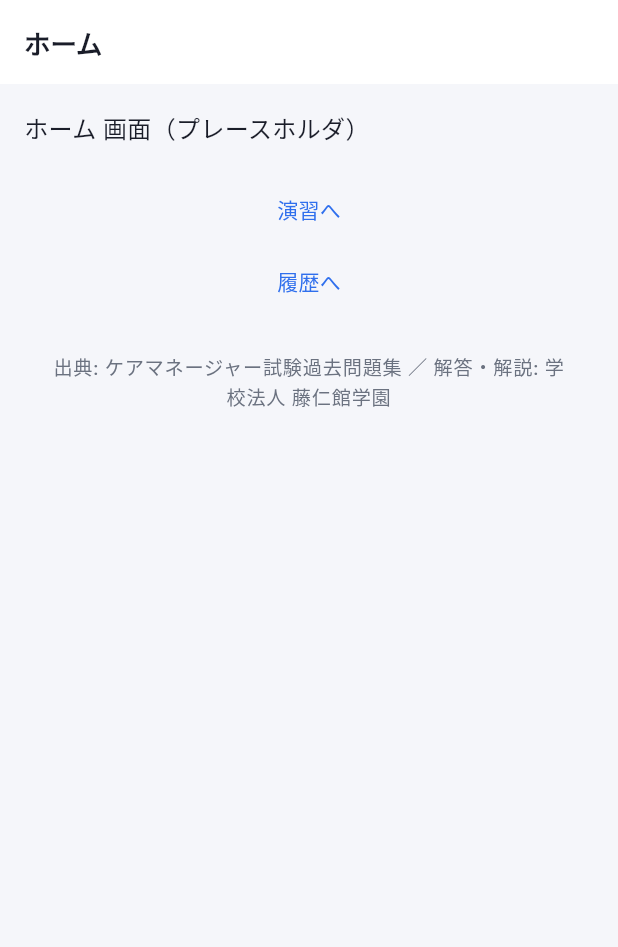
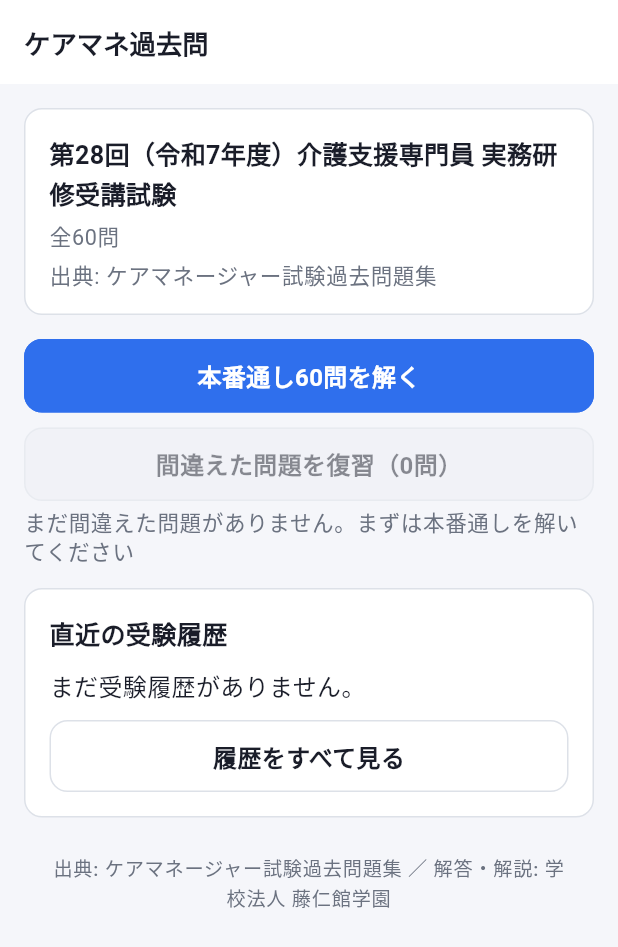
Before and after one commit to nishioka-shinji/care-manager-exam-app, a Flutter app: the screen it shows after launch, on a phone screen of 412 x 824 dp. Shown: the top 947 px of the screen. Run offline on Flutter 3.47's test engine with Material 3 defaults, Android fonts, the phone set to English and light mode, and no system bars; our stand-ins replace shared_preferences.

Commit message:
feat: ホーム画面を移植する
中断中のセッション、年度、開始ボタン、直近の履歴を Web 版と同じ順に並べる。
演習を始めるときに中断中のセッションがあれば上書きの確認を挟む。

シェルは App とテストで同じウィジェットを共有する。テスト側に同じ構造を
書き写すと、本体だけが壊れたときに気づけなくなるため。

Co-Authored-By: Claude Opus 5 <noreply@anthropic.com>

```diff
--- a/lib/app.dart
+++ b/lib/app.dart
@@ -1,5 +1,6 @@
 import 'package:flutter/material.dart';
 
+import 'features/home/home_screen.dart';
 import 'features/quiz/quiz_screen.dart';
 import 'routes.dart';
 import 'theme/app_theme.dart';
@@ -30,7 +31,7 @@ class App extends StatelessWidget {
           themeMode: ThemeMode.system,
           onGenerateRoute: _onGenerateRoute,
           builder: (context, child) =>
-              _AppShell(child: child ?? const SizedBox.shrink()),
+              AppShell(child: child ?? const SizedBox.shrink()),
         );
       },
     );
@@ -58,7 +59,7 @@ class App extends StatelessWidget {
       default:
         return MaterialPageRoute(
           settings: settings,
-          builder: (_) => const HomePlaceholderScreen(),
+          builder: (_) => const HomeScreen(),
         );
     }
   }
@@ -71,23 +72,14 @@ class App extends StatelessWidget {
 /// Navigator（= child）を Column 等で圧縮すると、配下の Scaffold/MediaQuery.size が
 /// 画面全体より縮んでしまい、Navigator が持つ Overlay（ConfirmSheet/AppToast の
 /// 表示先）も画面下端まで届かなくなる。そのため child をそのまま画面全体に渡す。
-class _AppShell extends StatelessWidget {
-  const _AppShell({required this.child});
+class AppShell extends StatelessWidget {
+  const AppShell({super.key, required this.child});
 
   final Widget child;
 
   @override
   Widget build(BuildContext context) {
     return CenteredBody(child: child);
-  }
-}
-
-class HomePlaceholderScreen extends StatelessWidget {
-  const HomePlaceholderScreen({super.key});
-
-  @override
-  Widget build(BuildContext context) {
-    return const _PlaceholderScreen(title: 'ホーム', route: Routes.home);
   }
 }
 
@@ -138,21 +130,10 @@ class _PlaceholderScreen extends StatelessWidget {
           Text('$title 画面（プレースホルダ）'),
           if (subtitle != null) Text(subtitle!),
           const SizedBox(height: 16),
-          if (route != Routes.home)
-            TextButton(
-              onPressed: () => Navigator.of(context).pop(),
-              child: const Text('戻る'),
-            ),
-          if (route == Routes.home) ...[
-            TextButton(
-              onPressed: () => Navigator.of(context).pushNamed(Routes.quiz),
-              child: const Text('演習へ'),
-            ),
-            TextButton(
-              onPressed: () => Navigator.of(context).pushNamed(Routes.history),
-              child: const Text('履歴へ'),
-            ),
-          ],
+          TextButton(
+            onPressed: () => Navigator.of(context).pop(),
+            child: const Text('戻る'),
+          ),
           const FooterCredit(),
         ],
       ),
--- /dev/null
+++ b/lib/features/home/home_controller.dart
@@ -0,0 +1,99 @@
+import 'package:flutter/foundation.dart';
+
+import '../../core/models/current_session.dart';
+import '../../core/models/exam.dart';
+import '../../core/models/exam_meta.dart';
+import '../../core/models/session.dart';
+import '../../data/exam_repository.dart';
+import '../../data/storage_repository.dart';
+
+/// index.json の1エントリと、その本体をロード済みの [Exam] の組。
+typedef ExamEntry = ({ExamMeta meta, Exam exam});
+
+/// ホーム画面の状態と手続きをまとめる。移植元 home.js の renderHome の
+/// データ取得部分（storage/exam_repository 呼び出し）をここに集める。
+class HomeController extends ChangeNotifier {
+  HomeController({
+    required this.examRepository,
+    required this.storageRepository,
+  });
+
+  final ExamRepository examRepository;
+  final StorageRepository storageRepository;
+
+  bool _loading = true;
+  bool _storageAvailable = true;
+  bool _loadError = false;
+  CurrentSession? _current;
+  List<ExamEntry> _examEntries = const [];
+  List<int> _wrongNos = const [];
+  List<Session> _sessions = const [];
+
+  bool get loading => _loading;
+  bool get storageAvailable => _storageAvailable;
+
+  /// 年度データの読み込み失敗。移植元 home.js:70-77 と同じく、失敗時は
+  /// 開始ボタン・分野名を作れないため examEntries は空のまま扱う。
+  bool get loadError => _loadError;
+
+  CurrentSession? get current => _current;
+  List<ExamEntry> get examEntries => _examEntries;
+
+  /// 開始ボタンが作用する年度（index.json の先頭）。無ければ null。
+  Exam? get primaryExam =>
+      _examEntries.isEmpty ? null : _examEntries.first.exam;
+
+  List<int> get wrongNos => _wrongNos;
+  List<Session> get sessions => _sessions;
+
+  Future<void> load() async {
+    if (!storageRepository.isAvailable()) {
+      await storageRepository.init();
+    }
+    _storageAvailable = storageRepository.isAvailable();
+    _current = await storageRepository.loadCurrent();
+
+    try {
+      final metas = await examRepository.loadIndex();
+      final entries = <ExamEntry>[];
+      for (final meta in metas) {
+        entries.add((meta: meta, exam: await examRepository.loadExam(meta.id)));
+      }
+      _examEntries = entries;
+    } catch (_) {
+      _loadError = true;
+      _examEntries = const [];
+    }
+
+    _wrongNos = storageRepository.getWrongQuestionNos();
+    _sessions = storageRepository.loadSessions();
+
+    _loading = false;
+    notifyListeners();
+  }
+
+  /// 中断中セッションを破棄する。
+  Future<void> discardCurrent() async {
+    await storageRepository.clearCurrent();
+    _current = null;
+    notifyListeners();
+  }
+
+  /// 全問番号（本番通し）または[nos]（復習）で新しい中断セッションを作る。
+  /// 呼び出し前の上書き確認は画面側（[ConfirmSheet]）の責務とする。
+  Future<void> startSession(QuizMode mode, List<int> questionNos) async {
+    final exam = primaryExam;
+    if (exam == null) return;
+    final next = CurrentSession(
+      examId: exam.id,
+      mode: mode,
+      startedAt: DateTime.now().toIso8601String(),
+      questionNos: questionNos,
+      cursor: 0,
+      answers: const {},
+    );
+    await storageRepository.saveCurrent(next);
+    _current = next;
+    notifyListeners();
+  }
+}
--- /dev/null
+++ b/lib/features/home/home_screen.dart
@@ -0,0 +1,413 @@
+import 'package:flutter/material.dart';
+
+import '../../core/models/current_session.dart';
+import '../../core/models/exam.dart';
+import '../../core/models/session.dart';
+import '../../core/scoring.dart';
+import '../../data/exam_repository.dart';
+import '../../data/storage_repository.dart';
+import '../../routes.dart';
+import '../../theme/app_tokens.dart';
+import '../../widgets/app_button.dart';
+import '../../widgets/app_card.dart';
+import '../../widgets/confirm_sheet.dart';
+import '../../widgets/footer_credit.dart';
+import 'home_controller.dart';
+
+/// ホーム画面 #/。移植元 public/js/home.js の Dart 版。表示順は移植元どおり:
+/// 1. ストレージ利用不可バナー 2. 再開カード 3. 年度カード 4. 開始ボタン
+/// 5. 直近の受験履歴。
+class HomeScreen extends StatefulWidget {
+  // controller はテストからの差し替え用（省略時は自前で生成する）。
+  const HomeScreen({super.key, this.controller});
+
+  final HomeController? controller;
+
+  @override
+  State<HomeScreen> createState() => _HomeScreenState();
+}
+
+class _HomeScreenState extends State<HomeScreen> {
+  late final HomeController _controller;
+
+  @override
+  void initState() {
+    super.initState();
+    _controller =
+        widget.controller ??
+        HomeController(
+          examRepository: ExamRepository(),
+          storageRepository: StorageRepository(),
+        );
+    _controller.load();
+  }
+
+  @override
+  void dispose() {
+    // 注入されたコントローラはテスト側が所有するため、生成した場合のみ破棄する。
+    if (widget.controller == null) {
+      _controller.dispose();
+    }
+    super.dispose();
+  }
+
+  Future<void> _discardCurrent() async {
+    final confirmed = await ConfirmSheet.show(
+      context,
+      title: '演習の破棄',
+      message: '中断中の演習を破棄して最初からやり直します。よろしいですか？',
+      confirmLabel: 'やめて最初から',
+    );
+    if (confirmed) {
+      await _controller.discardCurrent();
+    }
+  }
+
+  Future<void> _startSession(QuizMode mode, List<int> questionNos) async {
+    if (_controller.current != null) {
+      final confirmed = await ConfirmSheet.show(
+        context,
+        title: '演習の上書き',
+        message: '中断中の演習があります。破棄して新しく始めますか？',
+        confirmLabel: '破棄して新しく始める',
+      );
+      if (!confirmed) return;
+    }
+    await _controller.startSession(mode, questionNos);
+    if (!mounted) return;
+    Navigator.of(context).pushNamed(Routes.quiz);
+  }
+
+  @override
+  Widget build(BuildContext context) {
+    return ListenableBuilder(
+      listenable: _controller,
+      builder: (context, _) {
+        if (_controller.loading) {
+          return const Scaffold(
+            body: Center(child: CircularProgressIndicator()),
+          );
+        }
+        return _HomeBody(
+          controller: _controller,
+          onDiscardCurrent: _discardCurrent,
+          onStartSession: _startSession,
+        );
+      },
+    );
+  }
+}
+
+class _HomeBody extends StatelessWidget {
+  const _HomeBody({
+    required this.controller,
+    required this.onDiscardCurrent,
+    required this.onStartSession,
+  });
+
+  final HomeController controller;
+  final VoidCallback onDiscardCurrent;
+  final void Function(QuizMode mode, List<int> questionNos) onStartSession;
+
+  @override
+  Widget build(BuildContext context) {
+    final current = controller.current;
+    final primaryExam = controller.primaryExam;
+
+    return Scaffold(
+      appBar: AppBar(title: const Text('ケアマネ過去問')),
+      body: SafeArea(
+        child: ListView(
+          padding: const EdgeInsets.all(16),
+          children: [
+            if (!controller.storageAvailable) const _StorageWarningBanner(),
+            if (!controller.storageAvailable) const SizedBox(height: 16),
+            if (current != null)
+              _ResumeCard(current: current, onDiscard: onDiscardCurrent),
+            if (current != null) const SizedBox(height: 16),
+            if (controller.loadError) const _LoadErrorNotice(),
+            for (final entry in controller.examEntries) ...[
+              _ExamCard(exam: entry.exam),
+              const SizedBox(height: 16),
+            ],
+            if (primaryExam != null) ...[
+              _StartButtons(
+                exam: primaryExam,
+                wrongNos: controller.wrongNos,
+                onStart: onStartSession,
+              ),
+              const SizedBox(height: 16),
+            ],
+            _HistorySection(sessions: controller.sessions, exam: primaryExam),
+            const FooterCredit(),
+          ],
+        ),
+      ),
+    );
+  }
+}
+
+/// storage.isAvailable() が false のときの警告バナー。
+class _StorageWarningBanner extends StatelessWidget {
+  const _StorageWarningBanner();
+
+  @override
+  Widget build(BuildContext context) {
+    final tokens = context.appTokens;
+    final theme = Theme.of(context);
+    return Container(
+      padding: const EdgeInsets.symmetric(horizontal: 14, vertical: 12),
+      decoration: BoxDecoration(
+        color: Color.alphaBlend(
+          tokens.ng.withValues(alpha: 0.12),
+          theme.colorScheme.surface,
+        ),
+        border: Border.all(color: tokens.ng),
+        borderRadius: BorderRadius.circular(tokens.radius),
+      ),
+      child: Text(
+        'この端末では学習記録が保存されません（演習と採点は使えます）',
+        style: theme.textTheme.bodyMedium,
+      ),
+    );
+  }
+}
+
+class _LoadErrorNotice extends StatelessWidget {
+  const _LoadErrorNotice();
+
+  @override
+  Widget build(BuildContext context) {
+    final tokens = context.appTokens;
+    final theme = Theme.of(context);
+    return Padding(
+      padding: const EdgeInsets.only(bottom: 16),
+      child: Container(
+        padding: const EdgeInsets.symmetric(horizontal: 14, vertical: 12),
+        decoration: BoxDecoration(
+          color: Color.alphaBlend(
+            tokens.ng.withValues(alpha: 0.12),
+            theme.colorScheme.surface,
+          ),
+          border: Border.all(color: tokens.ng),
+          borderRadius: BorderRadius.circular(tokens.radius),
+        ),
+        child: Text(
+          '年度データの読み込みに失敗しました。通信状況を確認して再読み込みしてください。',
+          style: theme.textTheme.bodyMedium,
+        ),
+      ),
+    );
+  }
+}
+
+/// 中断中セッションの再開カード。
+class _ResumeCard extends StatelessWidget {
+  const _ResumeCard({required this.current, required this.onDiscard});
+
+  final CurrentSession current;
+  final VoidCallback onDiscard;
+
+  @override
+  Widget build(BuildContext context) {
+    final theme = Theme.of(context);
+    final total = current.questionNos.length;
+    final cursorNo = current.cursor + 1;
+    final modeLabel = current.mode == QuizMode.review ? '復習' : '本番通し';
+
+    return AppCard(
+      child: Column(
+        crossAxisAlignment: CrossAxisAlignment.start,
+        children: [
+          Text('前回の続きがあります', style: theme.textTheme.titleMedium),
+          const SizedBox(height: 8),
+          Text(
+            '$modeLabel・$cursorNo / $total 問目まで進行中',
+            style: theme.textTheme.bodyMedium,
+          ),
+          const SizedBox(height: 8),
+          AppButton(
+            label: '前回の続きから再開（$cursorNo / $total 問目）',
+            variant: AppButtonVariant.primary,
+            onPressed: () => Navigator.of(context).pushNamed(Routes.quiz),
+          ),
+          const SizedBox(height: 8),
+          AppButton(
+            label: 'やめて最初から',
+            variant: AppButtonVariant.ghost,
+            onPressed: onDiscard,
+          ),
+        ],
+      ),
+    );
+  }
+}
+
+/// 年度カード（タイトル・全問数・出典）。
+class _ExamCard extends StatelessWidget {
+  const _ExamCard({required this.exam});
+
+  final Exam exam;
+
+  @override
+  Widget build(BuildContext context) {
+    final theme = Theme.of(context);
+    return AppCard(
+      child: Column(
+        crossAxisAlignment: CrossAxisAlignment.start,
+        children: [
+          Text(exam.title, style: theme.textTheme.titleMedium),
+          const SizedBox(height: 6),
+          Text('全${exam.questions.length}問', style: theme.textTheme.bodySmall),
+          if (exam.source.isNotEmpty) ...[
+            const SizedBox(height: 6),
+            Text('出典: $kExamSourceMediaName', style: theme.textTheme.bodySmall),
+          ],
+        ],
+      ),
+    );
+  }
+}
+
+/// 「本番通し60問を解く」「間違えた問題を復習（n問）」の2ボタン。
+class _StartButtons extends StatelessWidget {
+  const _StartButtons({
+    required this.exam,
+    required this.wrongNos,
+    required this.onStart,
+  });
+
+  final Exam exam;
+  final List<int> wrongNos;
+  final void Function(QuizMode mode, List<int> questionNos) onStart;
+
+  @override
+  Widget build(BuildContext context) {
+    final theme = Theme.of(context);
+    final questionNos = exam.questions.map((q) => q.no).toList()..sort();
+
+    return Column(
+      crossAxisAlignment: CrossAxisAlignment.start,
+      children: [
+        AppButton(
+          label: '本番通し60問を解く',
+          variant: AppButtonVariant.primary,
+          onPressed: () => onStart(QuizMode.full, questionNos),
+        ),
+        const SizedBox(height: 10),
+        AppButton(
+          label: '間違えた問題を復習（${wrongNos.length}問）',
+          onPressed: wrongNos.isEmpty
+              ? null
+              : () => onStart(QuizMode.review, wrongNos),
+        ),
+        if (wrongNos.isEmpty)
+          Padding(
+            padding: const EdgeInsets.only(top: 4),
+            child: Text(
+              'まだ間違えた問題がありません。まずは本番通しを解いてください',
+              style: theme.textTheme.bodySmall,
+            ),
+          ),
+      ],
+    );
+  }
+}
+
+/// 直近の受験履歴3件 + 「履歴をすべて見る」。
+class _HistorySection extends StatelessWidget {
+  const _HistorySection({required this.sessions, required this.exam});
+
+  final List<Session> sessions;
+  final Exam? exam;
+
+  @override
+  Widget build(BuildContext context) {
+    final theme = Theme.of(context);
+    final recent = sessions.take(3).toList();
+
+    return AppCard(
+      child: Column(
+        crossAxisAlignment: CrossAxisAlignment.start,
+        children: [
+          Text('直近の受験履歴', style: theme.textTheme.titleMedium),
+          const SizedBox(height: 10),
+          if (recent.isEmpty)
+            Text('まだ受験履歴がありません。', style: theme.textTheme.bodyMedium)
+          else
+            for (final session in recent)
+              _HistoryItem(session: session, exam: exam),
+          const SizedBox(height: 10),
+          AppButton(
+            label: '履歴をすべて見る',
+            variant: AppButtonVariant.ghost,
+            onPressed: () => Navigator.of(context).pushNamed(Routes.history),
+          ),
+        ],
+      ),
+    );
+  }
+}
+
+class _HistoryItem extends StatelessWidget {
+  const _HistoryItem({required this.session, required this.exam});
+
+  final Session session;
+  final Exam? exam;
+
+  String _sectionNameOf(String sectionId) {
+    final e = exam;
+    if (e == null) return sectionId;
+    for (final section in e.sections) {
+      if (section.id == sectionId) return section.name;
+    }
+    return sectionId;
+  }
+
+  String _formatDateTime(String iso) {
+    final d = DateTime.tryParse(iso);
+    if (d == null) return '(日時不明)';
+    String pad(int n) => n.toString().padLeft(2, '0');
+    return '${d.year}/${pad(d.month)}/${pad(d.day)} ${pad(d.hour)}:${pad(d.minute)}';
+  }
+
+  @override
+  Widget build(BuildContext context) {
+    final theme = Theme.of(context);
+    final dateText = _formatDateTime(session.finishedAt);
+    final modeLabel = session.mode == QuizMode.review ? '復習' : '本番通し';
+    final score = session.score;
+    final sectionTexts = score.bySection.entries
+        .map((entry) {
+          final name = _sectionNameOf(entry.key);
+          final rate = formatRate(entry.value.correct, entry.value.count);
+          return '$name ${entry.value.correct}/${entry.value.count}（$rate）';
+        })
+        .join(' ／ ');
+
+    return InkWell(
+      onTap: () =>
+          Navigator.of(context).pushNamed(Routes.result, arguments: session.id),
+      child: Padding(
+        padding: const EdgeInsets.symmetric(vertical: 8),
+        child: Column(
+          crossAxisAlignment: CrossAxisAlignment.start,
+          children: [
+            Text(
+              '$dateText・$modeLabel',
+              style: theme.textTheme.bodyMedium?.copyWith(
+                fontWeight: FontWeight.w600,
+              ),
+            ),
+            Text(
+              '${score.total} / ${score.max}',
+              style: theme.textTheme.titleMedium,
+            ),
+            if (sectionTexts.isNotEmpty)
+              Text(sectionTexts, style: theme.textTheme.bodySmall),
+          ],
+        ),
+      ),
+    );
+  }
+}
--- a/lib/widgets/footer_credit.dart
+++ b/lib/widgets/footer_credit.dart
@@ -1,6 +1,9 @@
 import 'package:flutter/material.dart';
 
 import '../theme/app_tokens.dart';
+
+/// 出典の媒体名。フッタと年度カードの出典表示（home_screen.dart）で共有する。
+const kExamSourceMediaName = 'ケアマネージャー試験過去問題集';
 
 /// 移植元 .footer-credit 相当。`</main>` の後ろに続く通常フロー要素であり、
 /// 常時固定のオーバーレイではない。各画面がスクロール末尾に自分で置く。
@@ -27,7 +30,7 @@ class FooterCredit extends StatelessWidget {
       ),
       child: Center(
         child: Text(
-          '出典: ケアマネージャー試験過去問題集 ／ 解答・解説: 学校法人 藤仁館学園',
+          '出典: $kExamSourceMediaName ／ 解答・解説: 学校法人 藤仁館学園',
           textAlign: TextAlign.center,
           style: theme.textTheme.labelSmall,
         ),
```
Also changed, not shown: 2 other files.
